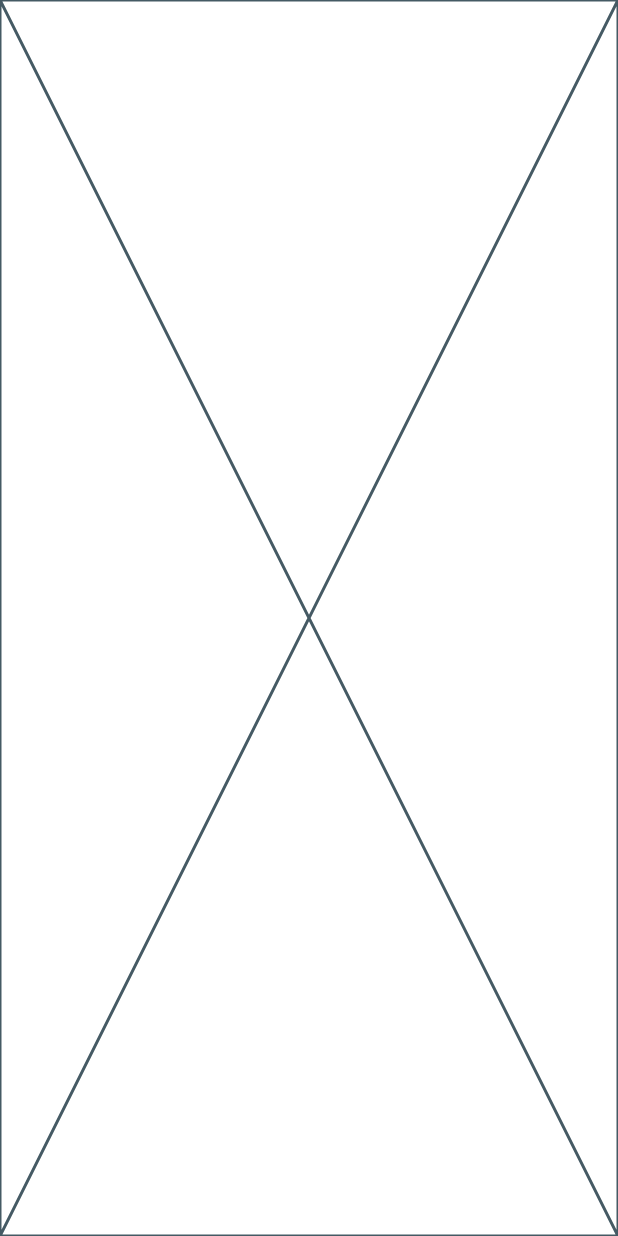
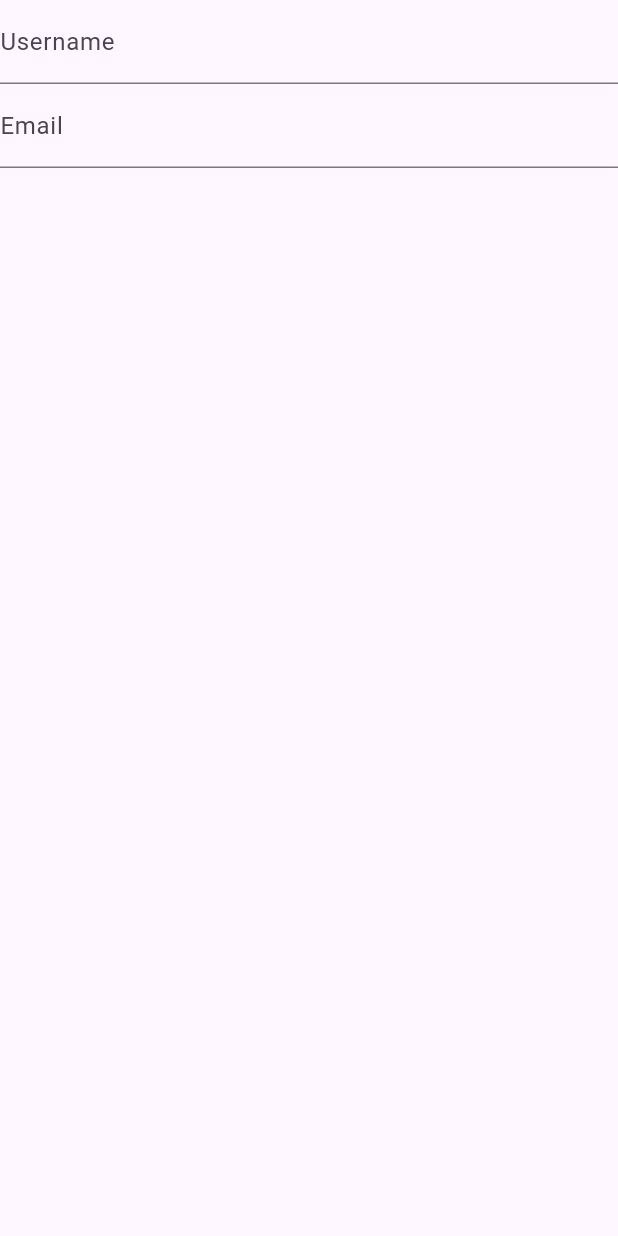
Before and after one commit to Buteya/carmate, a Flutter app: the screen it shows after launch, on a phone screen of 412 x 824 dp. Run offline on Flutter 3.47's test engine with Material 3 defaults, Android fonts, the light colour scheme and no system bars.

Commit message:
signupscreen design

```diff
--- /dev/null
+++ b/lib/components/forminput.dart
@@ -0,0 +1,31 @@
+import 'package:flutter/material.dart';
+
+class FormInput extends StatelessWidget {
+  const FormInput({
+    super.key,
+    required this.labelText,
+    required this.hintText,
+    required this.validationFunction,
+    required TextEditingController inputController,
+  }) : _usernameController = inputController;
+
+  final TextEditingController _usernameController;
+  final String? labelText;
+  final String? hintText;
+  final Function validationFunction;
+
+  @override
+  Widget build(BuildContext context) {
+    return TextFormField(
+      controller: _usernameController,
+      decoration:  InputDecoration(
+        labelText: labelText,
+        hintText: hintText,
+      ),
+      validator: (String? value) {
+
+        return null;
+      },
+    );
+  }
+}
--- a/lib/screens/auth/signupscreen.dart
+++ b/lib/screens/auth/signupscreen.dart
@@ -1,4 +1,6 @@
-import 'package:flutter/cupertino.dart';
+import 'package:flutter/material.dart';
+
+import '../../components/forminput.dart';
 
 class SignupScreen extends StatefulWidget {
   const SignupScreen({super.key});
@@ -8,8 +10,42 @@ class SignupScreen extends StatefulWidget {
 }
 
 class _SignupScreenState extends State<SignupScreen> {
+  final GlobalKey<FormState> _formKey = GlobalKey<FormState>();
+  final TextEditingController _usernameController = TextEditingController();
+  final TextEditingController _emailController = TextEditingController();
+
   @override
   Widget build(BuildContext context) {
-    return const Placeholder();
+    return Scaffold(
+      body: Form(
+        key: _formKey,
+        child: Column(
+          children: [
+            FormInput(
+              inputController: _usernameController,
+              labelText: 'Username',
+              hintText: 'Enter your username',
+              validationFunction: (value){
+                if (value == null || value.isEmpty)
+                {
+                return 'Please enter some text';
+                }
+                },
+            ),
+            FormInput(
+              inputController: _emailController,
+              labelText: 'Email',
+              hintText: 'Enter your email',
+              validationFunction: (value){
+                if (value == null || value.isEmpty)
+                {
+                  return 'Please enter some text';
+                }
+              },
+            ),
+          ],
+        ),
+      ),
+    );
   }
 }
```
